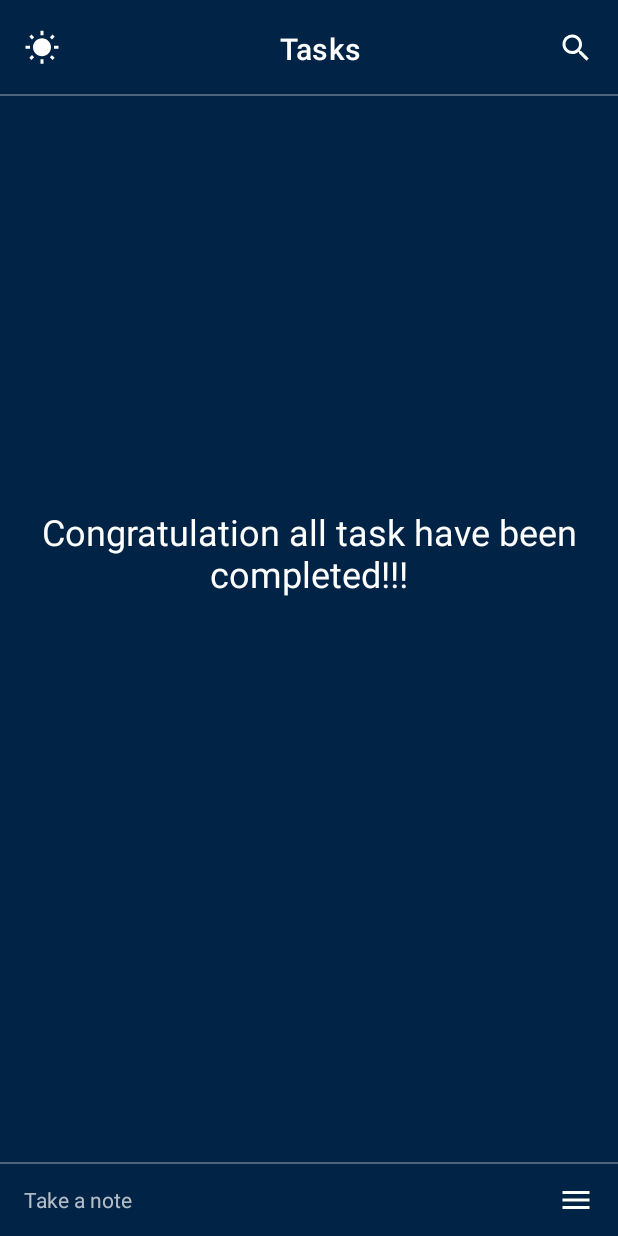
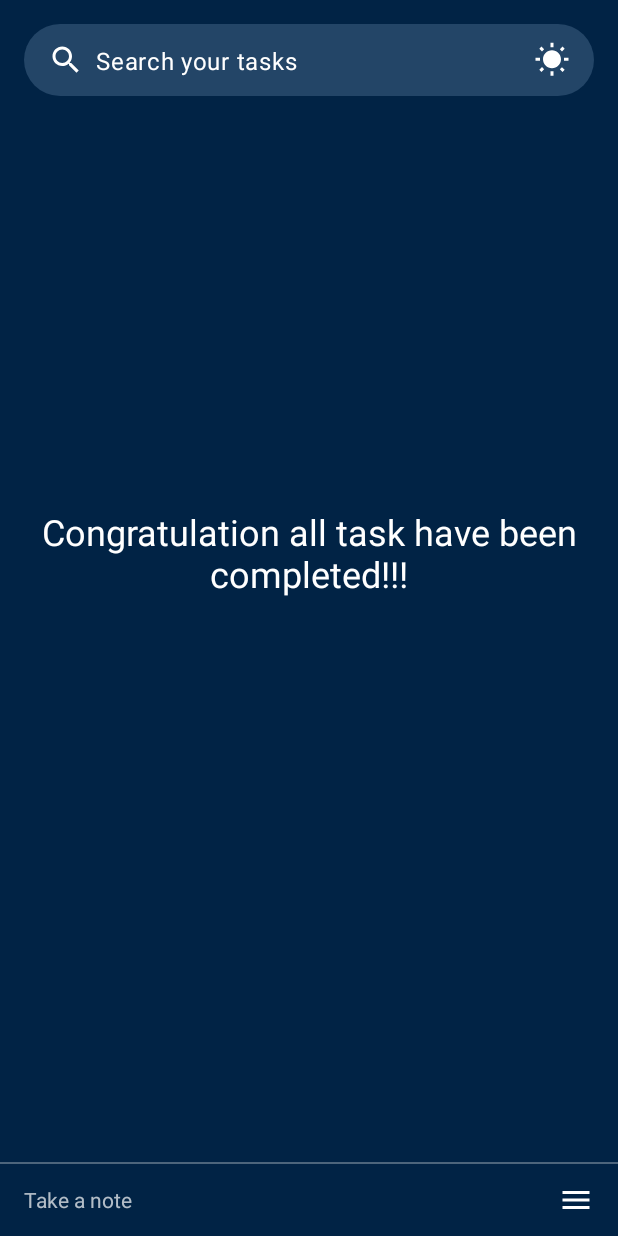
Before and after one commit to abhichauhan12/taskmanager, an Android app: the screen it shows after launch (HomeActivity), on a phone screen of 412 x 824 dp. Run offline under Robolectric (Android 15) with nearby library versions, the phone set to English and light mode, and no system bars; our stand-ins replace Dagger/Hilt's generated code, Room's generated code, data binding.

Commit message:
Home ui updated (temp)

```diff
--- a/app/src/main/java/com/example/taskmanager/ui/home/task/TaskScreen.kt
+++ b/app/src/main/java/com/example/taskmanager/ui/home/task/TaskScreen.kt
@@ -55,14 +55,6 @@ class TaskScreen : Fragment(R.layout.fragment_task_screen) {
             }
         }
 
-        binding.toolBarTaskFragment.searchToolbar.setOnClickListener {
-            safeNavigate(R.id.action_task_to_search)
-        }
-
-        binding.toolBarTaskFragment.themeToolbar.setOnClickListener {
-            lifecycleScope.launchWhenStarted { checkAndUpdateAppTheme() }
-        }
-
     }
 
     private fun checkAndUpdateAppTheme() {
@@ -78,14 +70,20 @@ class TaskScreen : Fragment(R.layout.fragment_task_screen) {
     }
 
     private fun initToolbar() {
-        binding.toolBarTaskFragment.titleToolbar.text= getString(R.string.tasks)
-        binding.toolBarTaskFragment.themeToolbar.apply {
 
-        if(utilsViewModel.theme.value == Theme.DARK.name){
-                setImageResource(R.drawable.ic_dark_mode)
-            }else{
-                setImageResource(R.drawable.ic_light_mode)
-            }
+        binding.toolBarTaskFragment.container.setOnClickListener {
+            safeNavigate(R.id.action_task_to_search)
+        }
+
+        binding.toolBarTaskFragment.themeIcon.setOnClickListener {
+            lifecycleScope.launchWhenStarted { checkAndUpdateAppTheme() }
+        }
+
+        binding.toolBarTaskFragment.themeIcon.apply {
+            setImageResource(
+                if (utilsViewModel.theme.value == Theme.DARK.name) R.drawable.ic_dark_mode
+                else R.drawable.ic_light_mode
+            )
         }
     }
 }
--- /dev/null
+++ b/app/src/main/res/drawable/general_toolbar_shape.xml
@@ -0,0 +1,5 @@
+<?xml version="1.0" encoding="utf-8"?>
+<shape xmlns:android="http://schemas.android.com/apk/res/android" android:shape="rectangle">
+    <corners android:radius="56dp"/>
+    <solid android:color="?generalToolbarColor"/>
+</shape>
--- /dev/null
+++ b/app/src/main/res/drawable/search_toolbar_shape.xml
@@ -0,0 +1,5 @@
+<?xml version="1.0" encoding="utf-8"?>
+<shape xmlns:android="http://schemas.android.com/apk/res/android" android:shape="rectangle">
+    <stroke android:color="#aaaaaa" android:width=".9dp"/>
+    <corners android:radius="56dp"/>
+</shape>
--- a/app/src/main/res/layout/fragment_search.xml
+++ b/app/src/main/res/layout/fragment_search.xml
@@ -14,15 +14,19 @@
 
         <EditText
             android:layout_width="0dp"
-            android:layout_height="wrap_content"
+            android:layout_height="?listPreferredItemHeightSmall"
             app:layout_constraintStart_toEndOf="@id/up_button"
             app:layout_constraintEnd_toEndOf="parent"
             app:layout_constraintTop_toTopOf="parent"
             android:hint="@string/search_in_task"
-            android:background="@drawable/task_shape"
-            android:padding="16dp"
+            android:background="@drawable/search_toolbar_shape"
             android:id="@+id/search_edittext"
-            android:layout_margin="16dp"
+            android:layout_marginTop="16dp"
+            android:paddingStart="16dp"
+            android:paddingEnd="0dp"
+            android:layout_marginBottom="8dp"
+            android:layout_marginHorizontal="16dp"
+            android:textAppearance="?textAppearanceBody1"
             />
 
         <ImageView
@@ -33,8 +37,8 @@
             android:id="@+id/up_button"
             app:layout_constraintTop_toTopOf="@id/search_edittext"
             app:layout_constraintBottom_toBottomOf="@id/search_edittext"
-            android:padding="8dp"
             app:tint="?iconKaTint"
+            android:layout_marginStart="16dp"
             />
 
         <androidx.recyclerview.widget.RecyclerView
@@ -45,7 +49,7 @@
             app:layout_constraintBottom_toBottomOf="parent"
             app:layout_constraintTop_toBottomOf="@id/search_edittext"
             android:id="@+id/tasks_list"
-            android:padding="16dp"
+            android:paddingTop="8dp"
             tools:listitem="@layout/item_task"
             app:layoutManager="androidx.recyclerview.widget.LinearLayoutManager"
             />
--- a/app/src/main/res/layout/fragment_task_screen.xml
+++ b/app/src/main/res/layout/fragment_task_screen.xml
@@ -1,89 +1,103 @@
 <?xml version="1.0" encoding="utf-8"?>
 <layout xmlns:android="http://schemas.android.com/apk/res/android"
-    xmlns:tools="http://schemas.android.com/tools"
-    xmlns:app="http://schemas.android.com/apk/res-auto">
+    xmlns:app="http://schemas.android.com/apk/res-auto"
+    xmlns:tools="http://schemas.android.com/tools">
 
-    <data>
-
-    </data>
 
     <androidx.constraintlayout.widget.ConstraintLayout
         android:layout_width="match_parent"
         android:layout_height="match_parent"
-        tools:context=".ui.home.task.TaskScreen">
+        >
 
-        <include
-            layout="@layout/layout_toolbar_general"
-            android:id="@+id/toolBar_taskFragment"
-            />
-
-        <androidx.recyclerview.widget.RecyclerView
+        <androidx.coordinatorlayout.widget.CoordinatorLayout
             android:layout_width="0dp"
             android:layout_height="0dp"
-            android:id="@+id/taskRecyclerView"
-            app:layout_constraintStart_toStartOf="parent"
-            app:layout_constraintEnd_toEndOf="parent"
-            app:layout_constraintBottom_toTopOf="@id/add_task"
-            app:layout_constraintTop_toBottomOf="@id/toolBar_taskFragment"
-            tools:listitem="@layout/item_task"
-            android:layout_marginTop="8dp"
-            android:layout_marginBottom="8dp"
-            app:layoutManager="androidx.recyclerview.widget.LinearLayoutManager"
-            />
-
-        <TextView
-            android:layout_width="wrap_content"
-            android:layout_height="wrap_content"
             app:layout_constraintTop_toTopOf="parent"
             app:layout_constraintBottom_toTopOf="@id/add_task"
             app:layout_constraintStart_toStartOf="parent"
             app:layout_constraintEnd_toEndOf="parent"
+            android:layout_marginBottom="4dp"
+            tools:context=".ui.home.task.TaskScreen">
+
+            <com.google.android.material.appbar.AppBarLayout
+                android:id="@+id/toolbar"
+                android:layout_width="match_parent"
+                android:layout_height="wrap_content"
+                app:elevation="0dp"
+                android:background="@android:color/transparent">
+
+                <com.google.android.material.appbar.CollapsingToolbarLayout
+                    android:layout_width="match_parent"
+                    android:layout_height="wrap_content"
+                    app:layout_scrollFlags="scroll|enterAlways">
+
+                    <include
+                        android:id="@+id/toolBar_taskFragment"
+                        layout="@layout/layout_toolbar_general" />
+
+                </com.google.android.material.appbar.CollapsingToolbarLayout>
+
+            </com.google.android.material.appbar.AppBarLayout>
+
+            <androidx.recyclerview.widget.RecyclerView
+                android:id="@+id/taskRecyclerView"
+                android:layout_width="match_parent"
+                android:layout_height="match_parent"
+                android:layout_marginBottom="8dp"
+                app:layoutManager="androidx.recyclerview.widget.LinearLayoutManager"
+                app:layout_behavior="com.google.android.material.appbar.AppBarLayout$ScrollingViewBehavior"
+                tools:listitem="@layout/item_task" />
+
+        </androidx.coordinatorlayout.widget.CoordinatorLayout>
+
+        <TextView
+            android:id="@+id/empty_list_text"
+            android:layout_width="wrap_content"
+            android:layout_height="wrap_content"
+            android:layout_marginBottom="40dp"
+            android:gravity="center"
             android:text="@string/congratulation_all_task_have_been_completed"
             android:textAppearance="?attr/textAppearanceHeadline5"
-            android:gravity="center"
-            android:id="@+id/empty_list_text"
             android:visibility="gone"
-            android:layout_marginBottom="40dp"
-            />
-
+            app:layout_constraintBottom_toTopOf="@id/add_task"
+            app:layout_constraintEnd_toEndOf="parent"
+            app:layout_constraintStart_toStartOf="parent"
+            app:layout_constraintTop_toTopOf="parent" />
 
         <View
             android:layout_width="0dp"
             android:layout_height="1dp"
+            android:alpha="0.3"
+            android:background="?iconKaTint"
+            app:layout_constraintBottom_toTopOf="@id/add_task"
             app:layout_constraintEnd_toEndOf="parent"
-            app:layout_constraintStart_toStartOf="parent"
-            app:layout_constraintBottom_toTopOf="@id/add_task"
-            android:background="?iconKaTint"
-            android:alpha="0.3"
-            />
+            app:layout_constraintStart_toStartOf="parent" />
 
         <TextView
+            android:id="@+id/add_task"
             android:layout_width="0dp"
             android:layout_height="?listPreferredItemHeightSmall"
-            app:layout_constraintStart_toStartOf="parent"
+            android:background="?android:selectableItemBackground"
+            android:gravity="center_vertical"
+            android:paddingStart="16dp"
+            android:paddingEnd="0dp"
+            android:text="@string/take_a_note"
             app:layout_constraintBottom_toBottomOf="parent"
             app:layout_constraintEnd_toStartOf="@id/menu_taskFragment"
-            android:text="@string/take_a_note"
-            android:paddingStart="16dp"
-            android:paddingEnd="0dp"
-            android:id="@+id/add_task"
-            android:gravity="center_vertical"
-            android:background="?android:selectableItemBackground"
-            />
+            app:layout_constraintStart_toStartOf="parent" />
 
         <ImageView
+            android:id="@+id/menu_taskFragment"
             android:layout_width="0dp"
             android:layout_height="wrap_content"
+            android:layout_marginEnd="16dp"
+            android:background="?selectableItemBackgroundBorderless"
+            android:src="@drawable/ic_menu"
+            app:layout_constraintBottom_toBottomOf="@id/add_task"
             app:layout_constraintEnd_toEndOf="parent"
-            app:layout_constraintBottom_toBottomOf="@id/add_task"
             app:layout_constraintTop_toTopOf="@id/add_task"
-            android:src="@drawable/ic_menu"
-            app:tint="?iconKaTint"
-            android:layout_marginEnd="16dp"
-            android:id="@+id/menu_taskFragment"
-            android:background="?selectableItemBackgroundBorderless"
-            />
-
+            app:tint="?iconKaTint" />
 
     </androidx.constraintlayout.widget.ConstraintLayout>
+
 </layout>
--- a/app/src/main/res/layout/layout_toolbar_general.xml
+++ b/app/src/main/res/layout/layout_toolbar_general.xml
@@ -1,30 +1,45 @@
 <?xml version="1.0" encoding="utf-8"?>
 
 <layout xmlns:android="http://schemas.android.com/apk/res/android"
-    xmlns:app="http://schemas.android.com/apk/res-auto"
-    xmlns:tools="http://schemas.android.com/tools">
+    xmlns:app="http://schemas.android.com/apk/res-auto">
 
-    <data>
-
-    </data>
+    <FrameLayout
+        android:layout_width="match_parent"
+        android:layout_height="wrap_content">
 
         <androidx.constraintlayout.widget.ConstraintLayout
             android:layout_width="match_parent"
-        android:layout_height="?listPreferredItemHeight"
+            android:layout_height="?listPreferredItemHeightSmall"
+            android:background="@drawable/general_toolbar_shape"
+            android:layout_marginTop="16dp"
+            android:layout_marginBottom="8dp"
+            android:id="@+id/container"
+            android:layout_marginHorizontal="16dp"
+            >
+            <TextView
+                android:layout_width="0dp"
+                android:layout_height="wrap_content"
+                app:layout_constraintStart_toEndOf="@id/search_icon"
+                app:layout_constraintTop_toTopOf="parent"
+                app:layout_constraintEnd_toStartOf="@id/theme_icon"
+                app:layout_constraintBottom_toBottomOf="parent"
+                android:text="@string/search_your_tasks"
+                android:textAppearance="?textAppearanceBody1"
+                android:layout_marginStart="8dp"
+                android:id="@+id/search_label"
+                />
 
-        >
-
-        <TextView
+            <ImageView
                 android:layout_width="wrap_content"
                 android:layout_height="wrap_content"
                 app:layout_constraintStart_toStartOf="parent"
                 app:layout_constraintTop_toTopOf="parent"
-            app:layout_constraintEnd_toEndOf="parent"
                 app:layout_constraintBottom_toBottomOf="parent"
-            tools:text="Title"
-            android:textAppearance="?textAppearanceHeadline6"
+                android:src="@drawable/ic_search"
                 android:layout_marginStart="16dp"
-            android:id="@+id/title_toolbar"
+                android:id="@+id/search_icon"
+                app:tint="?iconKaTint"
+                android:background="?selectableItemBackgroundBorderless"
                 />
 
             <ImageView
@@ -33,35 +48,16 @@
                 app:layout_constraintEnd_toEndOf="parent"
                 app:layout_constraintTop_toTopOf="parent"
                 app:layout_constraintBottom_toBottomOf="parent"
-            android:src="@drawable/ic_search"
+                android:src="@drawable/ic_dark_mode"
                 android:layout_marginEnd="16dp"
-            android:id="@+id/search_toolbar"
+                android:id="@+id/theme_icon"
                 app:tint="?iconKaTint"
                 android:background="?selectableItemBackgroundBorderless"
                 />
 
-        <ImageView
-            android:layout_width="wrap_content"
-            android:layout_height="wrap_content"
-            app:layout_constraintStart_toStartOf="parent"
-            app:layout_constraintTop_toTopOf="parent"
-            app:layout_constraintBottom_toBottomOf="parent"
-            android:src="@drawable/ic_dark_mode"
-            android:layout_marginStart="16dp"
-            android:id="@+id/theme_toolbar"
-            app:tint="?iconKaTint"
-            android:background="?selectableItemBackgroundBorderless"
-            />
-
-        <View
-            android:layout_width="0dp"
-            android:layout_height="1dp"
-            app:layout_constraintEnd_toEndOf="parent"
-            app:layout_constraintStart_toStartOf="parent"
-            app:layout_constraintBottom_toBottomOf="parent"
-            android:background="?iconKaTint"
-            android:alpha="0.3"
-            />
 
         </androidx.constraintlayout.widget.ConstraintLayout>
+
+
+    </FrameLayout>
 </layout>
--- a/app/src/main/res/values-night/themes.xml
+++ b/app/src/main/res/values-night/themes.xml
@@ -7,11 +7,12 @@
         <item name="colorPrimaryDark">#101010</item>
         <item name="colorAccent">#616161</item>
 
-        <item name="android:windowBackground">#012345</item>
+        <item name="android:windowBackground">@color/blue</item>
         <item name="colorSurface">#545454</item>
         <item name="colorOnPrimary">@color/white</item>
 
         <item name="iconKaTint">@color/white</item>
         <item name="bottomSheetKaBackground">@color/black</item>
+        <item name="generalToolbarColor">@color/transparent_blue</item>
     </style>
 </resources>
--- a/app/src/main/res/values/attrs.xml
+++ b/app/src/main/res/values/attrs.xml
@@ -2,4 +2,5 @@
 <resources>
     <attr name="iconKaTint" type="color"/>
     <attr name="bottomSheetKaBackground" type="color"/>
+    <attr name="generalToolbarColor" type="color"/>
 </resources>
--- a/app/src/main/res/values/colors.xml
+++ b/app/src/main/res/values/colors.xml
@@ -12,5 +12,9 @@
     <color name="teal_dark">#00251a</color>
     <color name="teal_light">#39796b</color>
     <color name="teal">#004d40</color>
+    <color name="blue">#012345</color>
+
+    <color name="transparent_blue">#234567</color>
+    <color name="light_gray">#dddddd</color>
 
 </resources>
--- a/app/src/main/res/values/strings.xml
+++ b/app/src/main/res/values/strings.xml
@@ -16,5 +16,6 @@
     <string name="congratulation_all_task_have_been_completed">Congratulation all task have been completed!!!</string>
     <string name="search_in_task">Search in Task</string>
     <string name="tasks">Tasks</string>
+    <string name="search_your_tasks">Search your tasks</string>
 
 </resources>
--- a/app/src/main/res/values/themes.xml
+++ b/app/src/main/res/values/themes.xml
@@ -11,6 +11,7 @@
 
         <item name="iconKaTint">@color/black</item>
         <item name="bottomSheetKaBackground">@color/white</item>
+        <item name="generalToolbarColor">@color/light_gray</item>
     </style>
 
 </resources>
```
Lines whose indentation alone changed are shown as unchanged.
